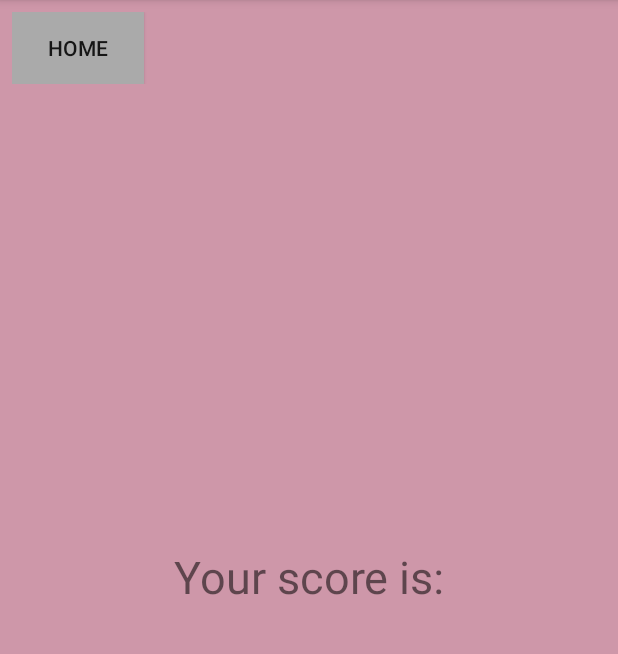
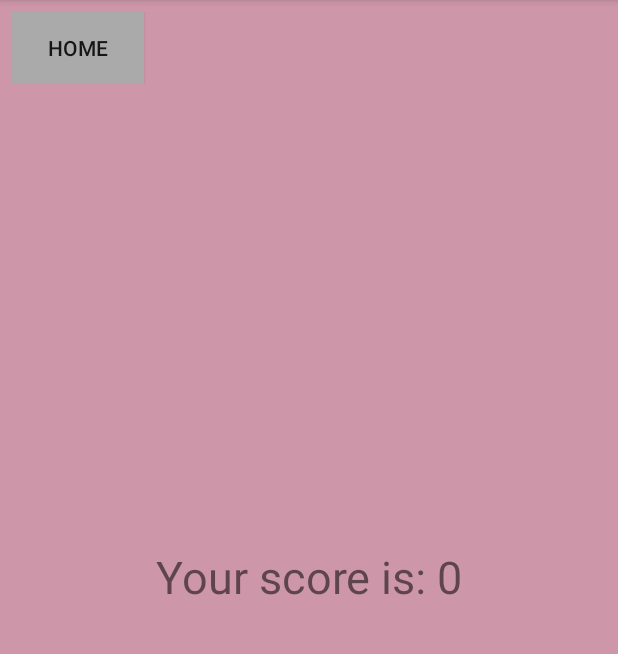
Before and after one commit to CarmenJiang/Bridge, an Android app: the ViewScoreActivity screen opened directly, with no data from a screen before it, on a phone screen of 412 x 824 dp, the part 84-738 px from its top. Run offline under Robolectric (Android 15) with nearby library versions, the phone set to English and light mode, and no system bars.

Commit message:
viewScore, and music

```diff
--- a/app/src/main/java/com/example/carmen/name_app/ViewScoreActivity.java
+++ b/app/src/main/java/com/example/carmen/name_app/ViewScoreActivity.java
@@ -1,13 +1,32 @@
 package com.example.carmen.name_app;
 
+import android.content.Intent;
 import android.support.v7.app.AppCompatActivity;
 import android.os.Bundle;
+import android.view.View;
+import android.widget.Button;
+import android.widget.TextView;
 
 public class ViewScoreActivity extends AppCompatActivity {
 
     @Override
     protected void onCreate(Bundle savedInstanceState) {
+
+        int score = getIntent().getIntExtra("score", 0);
         super.onCreate(savedInstanceState);
         setContentView(R.layout.activity_view_score);
+
+        TextView scoreView = findViewById(R.id.scoreView);
+        scoreView.setText(scoreView.getText() + " " + score);
+
+        final Button buttonHome = findViewById(R.id.buttonHome);
+
+        buttonHome.setOnClickListener(new View.OnClickListener(){
+            public void onClick(View view){
+                Intent i = new Intent(ViewScoreActivity.this, MainActivity.class);
+                startActivity(i);
+
+            }
+        });
     }
 }
--- a/app/src/main/res/layout/activity_view_score.xml
+++ b/app/src/main/res/layout/activity_view_score.xml
@@ -17,6 +17,7 @@
         app:layout_constraintTop_toTopOf="parent" />
 
     <TextView
+        android:id="@+id/scoreView"
         android:layout_width="wrap_content"
         android:layout_height="wrap_content"
         android:layout_marginBottom="8dp"
```
Also changed, not shown: app/src/main/java/com/example/carmen/name_app/ListActivity.java (+20 -0 lines), 1 other file.
